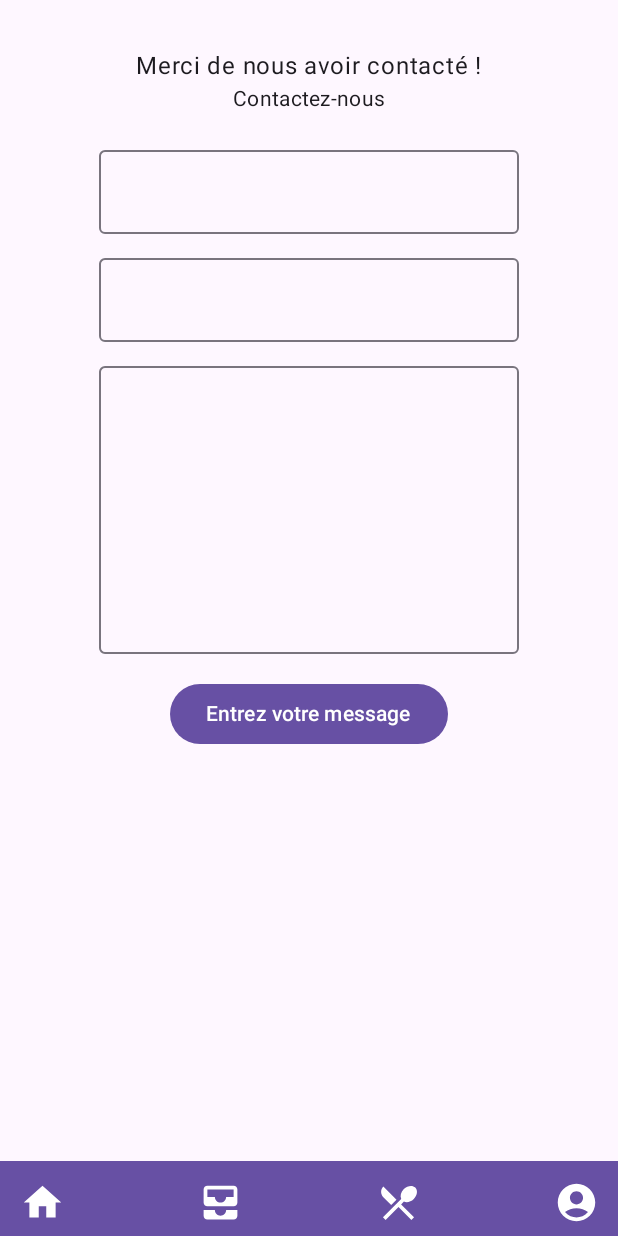
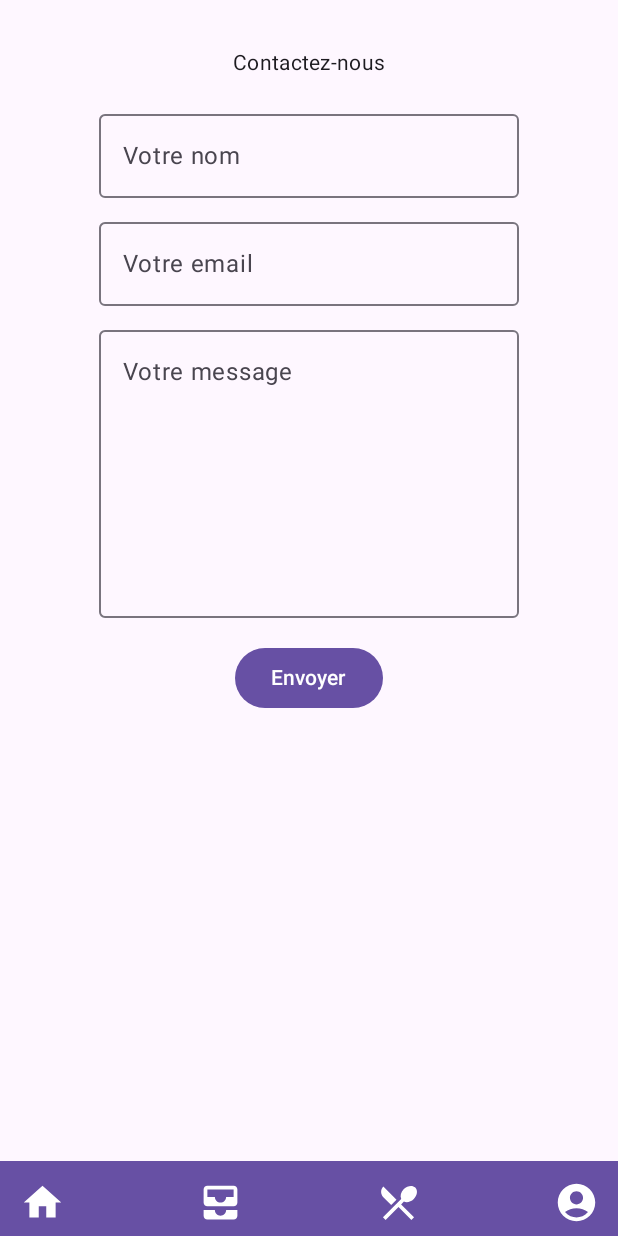
Before and after one commit to CedricSanchezGithub/Bagueton_Client, an Android app built with Jetpack Compose: the ContactsFormScreen screen opened through its navigation route, on a phone screen of 412 x 824 dp. Run offline under Robolectric (Android 15) with nearby library versions, the phone set to English and light mode, and no system bars; network calls fail; pictures from the network do not load.

Commit message:
maj divers

```diff
--- a/app/src/main/java/com/c3dev/bagueton/ui/Navigation.kt
+++ b/app/src/main/java/com/c3dev/bagueton/ui/Navigation.kt
@@ -93,7 +93,7 @@ fun AppNavigation(baguetonViewModel: BaguetonViewModel,
         // Route 9 vers l'écran d'unboarding
         composable(route = Routes.UnboardingScreen.route){ UnboardingScreen(navHostController, weatherViewModel) }
         //Route 10 vers l'écran de test
-        composable(route = Routes.TestScreen.route){ TestScreen() }
+        composable(route = Routes.TestScreen.route){ TestScreen(baguetonViewModel, navHostController) }
         //Route 11 vers l'écran de contacts
         composable(route = Routes.ContactsFormScreen.route){ ContactsFormScreen(navHostController, contactsViewModel) }
     }
--- a/app/src/main/java/com/c3dev/bagueton/ui/ui/screens/form/ContactsFormScreen.kt
+++ b/app/src/main/java/com/c3dev/bagueton/ui/ui/screens/form/ContactsFormScreen.kt
@@ -41,8 +41,8 @@ fun ContactsFormScreen(navHostController: NavHostController? = null, contactsVie
         ) {
             if (contactsViewModel.isSubmitted.value) {
                 Text(text = "", style = MaterialTheme.typography.bodyLarge)
+                Text(text = stringResource(id = R.string.thanks_message), style = MaterialTheme.typography.bodyLarge)
             } else {
-                Text(text = stringResource(id = R.string.thanks_message), style = MaterialTheme.typography.bodyLarge)
                 Text(text = stringResource(id = R.string.contact_us), style = MaterialTheme.typography.bodyMedium)
 
                 Spacer(modifier = Modifier.height(16.dp))
@@ -50,7 +50,7 @@ fun ContactsFormScreen(navHostController: NavHostController? = null, contactsVie
                 OutlinedTextField(
                     value = contactsViewModel.name.value,
                     onValueChange = { contactsViewModel.name.value = it },
-                    label = { stringResource(id = R.string.name) },
+                    label = { Text(text = stringResource(id = R.string.name)) },
                 )
 
                 Spacer(modifier = Modifier.height(8.dp))
@@ -58,7 +58,7 @@ fun ContactsFormScreen(navHostController: NavHostController? = null, contactsVie
                 OutlinedTextField(
                     value = contactsViewModel.email.value,
                     onValueChange = { contactsViewModel.email.value = it },
-                    label = { stringResource(id = R.string.send_email) }
+                    label = { Text(text = stringResource(id = R.string.send_email)) }
                 )
 
                 Spacer(modifier = Modifier.height(8.dp))
@@ -66,7 +66,7 @@ fun ContactsFormScreen(navHostController: NavHostController? = null, contactsVie
                 OutlinedTextField(
                     value = contactsViewModel.message.value,
                     onValueChange = { contactsViewModel.message.value = it },
-                    label = { stringResource(id = R.string.send_message) },
+                    label = { Text(text = stringResource(id = R.string.message_to_send)) },
                     modifier = Modifier.height(200.dp)
 
                 )
@@ -77,7 +77,7 @@ fun ContactsFormScreen(navHostController: NavHostController? = null, contactsVie
                     onClick = { contactsViewModel.createForm(name = contactsViewModel.name.value, email = contactsViewModel.email.value, message = contactsViewModel.message.value) },
                     modifier = Modifier.align(Alignment.CenterHorizontally)
                 ) {
-                    Text(stringResource(id = R.string.send_message))
+                    Text(stringResource(id = R.string.message_send))
                 }
             }
         }
--- a/app/src/main/java/com/c3dev/bagueton/ui/ui/screens/recipes/RecipeScreen.kt
+++ b/app/src/main/java/com/c3dev/bagueton/ui/ui/screens/recipes/RecipeScreen.kt
@@ -410,7 +410,7 @@ fun IngredientList(ingredients: List<Ingredient>) {
         }
         items(ingredients) { ingredient ->
             Text(
-                text = "${ingredient.ingredient}, ${ingredient.quantity}",
+                text = "${ingredient.ingredient}, ${ingredient.quantity}g",
                 textAlign = TextAlign.Center,
                 modifier = Modifier
                     .fillMaxWidth()
--- a/app/src/main/res/values/form_strings.xml
+++ b/app/src/main/res/values/form_strings.xml
@@ -3,8 +3,9 @@
 
     <string name="thanks_message">Merci de nous avoir contacté !</string>
     <string name="contact_us">Contactez-nous</string>
-    <string name="name">Entrez votre nom</string>
-    <string name="send_message">Entrez votre message</string>
-    <string name="send_email">Entrez votre email</string>
+    <string name="name">Votre nom</string>
+    <string name="message_to_send">Votre message</string>
+    <string name="send_email">Votre email</string>
+    <string name="message_send">Envoyer</string>
 
 </resources>
--- a/app/src/main/res/values/login_strings.xml
+++ b/app/src/main/res/values/login_strings.xml
@@ -2,7 +2,7 @@
 
     <resources>
 
-        <string name="username_label">Username</string>
+        <string name="username_label">Identifiant</string>
         <string name="password_label">Mot de passe</string>
         <string name="confirm_password_label">Confirmez votre mot de passe</string>
         <string name="register_button">S\'enregistrer</string>
```
Also changed, not shown: app/src/main/java/com/c3dev/bagueton/ui/ui/screens/tests/TestScreen.kt (+26 -20 lines).
